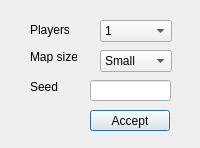
jonspe/ohj3-pirkanmaan-valloitus, file Game/setupdialog.ui: the form before one commit.
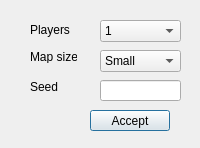
The form after the commit.

```diff
--- a/Game/setupdialog.ui
+++ b/Game/setupdialog.ui
@@ -18,7 +18,7 @@
     <rect>
      <x>100</x>
      <y>20</y>
-     <width>72</width>
+     <width>81</width>
      <height>22</height>
     </rect>
    </property>
@@ -61,7 +61,7 @@
     <rect>
      <x>100</x>
      <y>50</y>
-     <width>72</width>
+     <width>81</width>
      <height>22</height>
     </rect>
    </property>
@@ -102,7 +102,7 @@
   <widget class="QLineEdit" name="SeedInput">
    <property name="geometry">
     <rect>
-     <x>90</x>
+     <x>100</x>
      <y>80</y>
      <width>81</width>
      <height>21</height>
```
